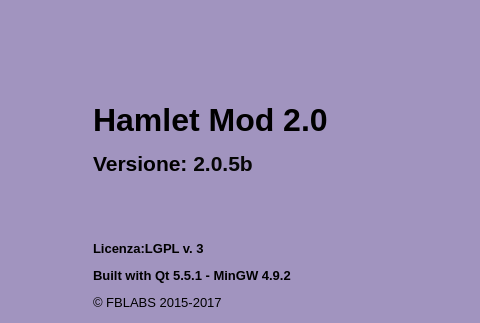
This is mainwindow.ui in fblabs/hamlet-mod-sancon as Qt 5 draws it before an edit; both pictures show x 330 to 810 and y 0 to 323 of the 979 by 780 pixel window. The edited form follows.
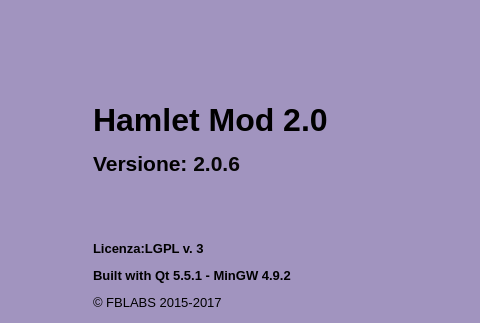
This is the edited form. Icons and pictures are not drawn.

Diff of the .ui file:
```diff
--- a/mainwindow.ui
+++ b/mainwindow.ui
@@ -539,7 +539,7 @@
       <item>
        <widget class="QLabel" name="label_2">
         <property name="text">
-         <string>&lt;html&gt;&lt;head/&gt;&lt;body&gt;&lt;p&gt;&lt;span style=&quot; font-size:24pt; font-weight:600;&quot;&gt;Hamlet Mod 2.0&lt;/span&gt;&lt;/p&gt;&lt;p&gt;&lt;span style=&quot; font-size:16pt; font-weight:600;&quot;&gt;Versione: &lt;/span&gt;&lt;span style=&quot; font-size:16pt; font-weight:600; color:#060606;&quot;&gt;2.0.5b&lt;/span&gt;&lt;br/&gt;&lt;/p&gt;&lt;p&gt;&lt;br/&gt;&lt;/p&gt;&lt;p&gt;&lt;span style=&quot; font-size:10pt; font-weight:600;&quot;&gt;Licenza:LGPL v. 3&lt;/span&gt;&lt;/p&gt;&lt;p&gt;&lt;span style=&quot; font-size:10pt; font-weight:600;&quot;&gt;Built with Qt 5.5.1 - MinGW 4.9.2&lt;/span&gt;&lt;/p&gt;&lt;p&gt;&lt;span style=&quot; font-size:10pt;&quot;&gt;© FBLABS 2015-2017&lt;/span&gt;&lt;/p&gt;&lt;p&gt;&lt;a href=&quot;https://www.github.com/fblabs/hamlet-mod-sancon&quot;&gt;&lt;span style=&quot; text-decoration: underline; color:#0000ff;&quot;&gt;Sorgenti (github)&lt;/span&gt;&lt;/a&gt;&lt;/p&gt;&lt;/body&gt;&lt;/html&gt;</string>
+         <string>&lt;html&gt;&lt;head/&gt;&lt;body&gt;&lt;p&gt;&lt;span style=&quot; font-size:24pt; font-weight:600;&quot;&gt;Hamlet Mod 2.0&lt;/span&gt;&lt;/p&gt;&lt;p&gt;&lt;span style=&quot; font-size:16pt; font-weight:600;&quot;&gt;Versione: &lt;/span&gt;&lt;span style=&quot; font-size:16pt; font-weight:600; color:#060606;&quot;&gt;2.0.6&lt;/span&gt;&lt;br/&gt;&lt;/p&gt;&lt;p&gt;&lt;br/&gt;&lt;/p&gt;&lt;p&gt;&lt;span style=&quot; font-size:10pt; font-weight:600;&quot;&gt;Licenza:LGPL v. 3&lt;/span&gt;&lt;/p&gt;&lt;p&gt;&lt;span style=&quot; font-size:10pt; font-weight:600;&quot;&gt;Built with Qt 5.5.1 - MinGW 4.9.2&lt;/span&gt;&lt;/p&gt;&lt;p&gt;&lt;span style=&quot; font-size:10pt;&quot;&gt;© FBLABS 2015-2017&lt;/span&gt;&lt;/p&gt;&lt;p&gt;&lt;a href=&quot;https://www.github.com/fblabs/hamlet-mod-sancon&quot;&gt;&lt;span style=&quot; text-decoration: underline; color:#0000ff;&quot;&gt;Sorgenti (github)&lt;/span&gt;&lt;/a&gt;&lt;/p&gt;&lt;/body&gt;&lt;/html&gt;</string>
         </property>
         <property name="scaledContents">
          <bool>false</bool>
```
